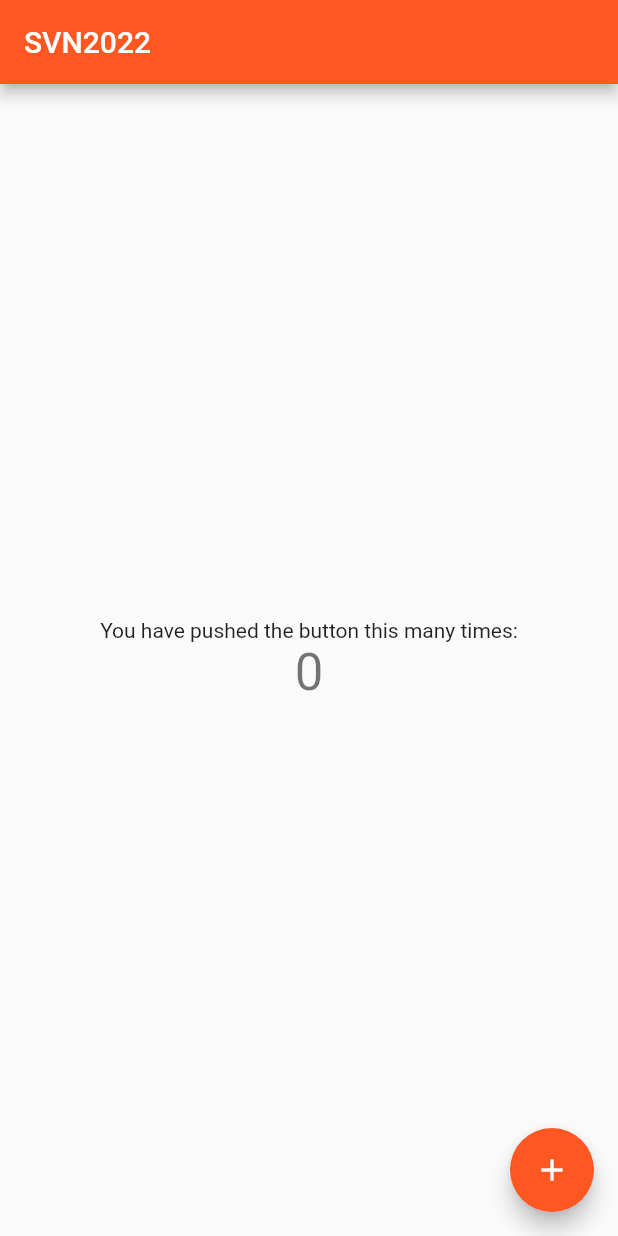
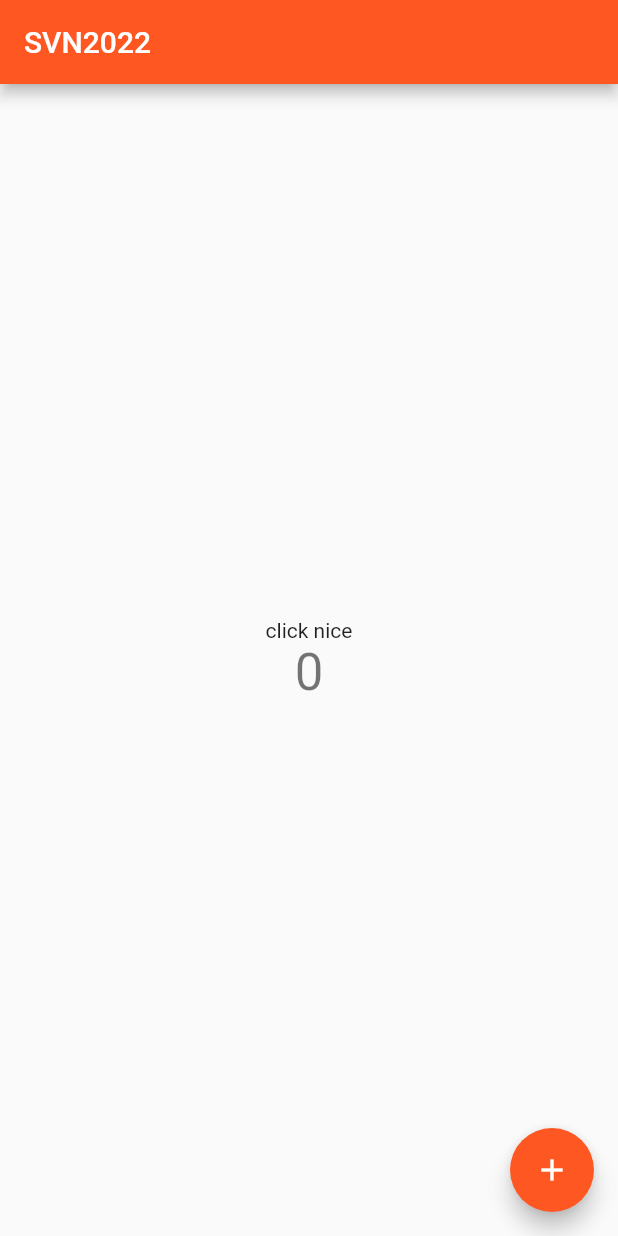
Before and after one commit to phonesavanhDEV/my_app_dev, a Flutter app: the screen it shows after launch, on a phone screen of 412 x 824 dp. Run offline on Flutter 3.47's test engine with Material 2 defaults, Android fonts, the phone set to English and light mode, and no system bars.

Commit message:
click me

```diff
--- a/lib/main.dart
+++ b/lib/main.dart
@@ -96,7 +96,7 @@ class _MyHomePageState extends State<MyHomePage> {
           mainAxisAlignment: MainAxisAlignment.center,
           children: <Widget>[
             const Text(
-              'You have pushed the button this many times:',
+              'click nice',
             ),
             Text(
               '$_counter',
```
